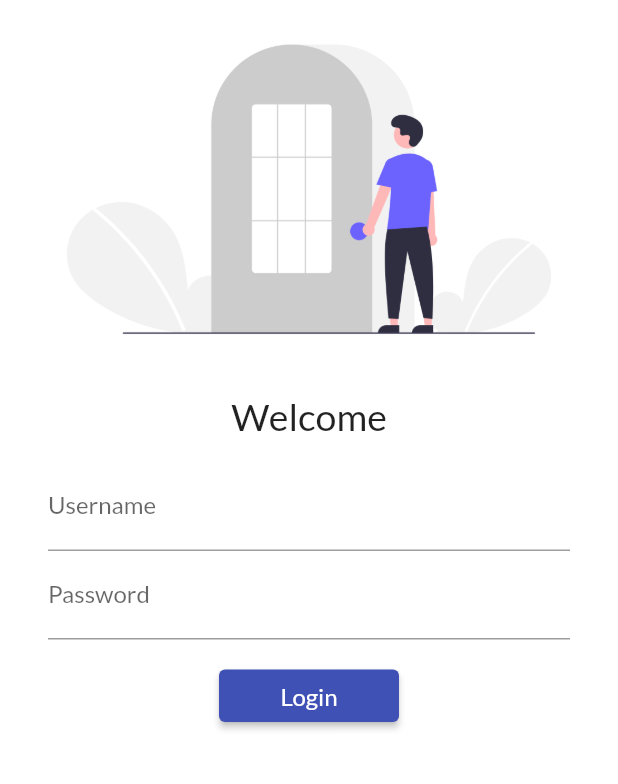
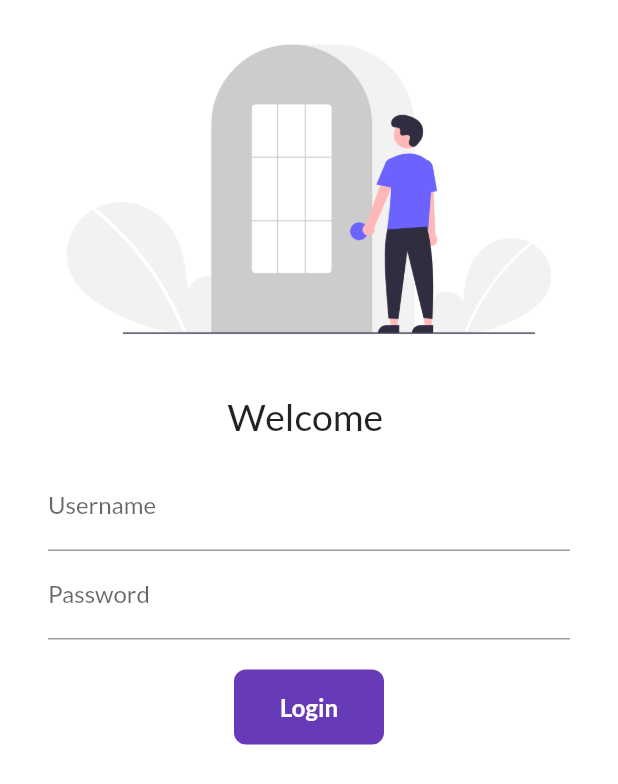
Before and after one commit to PythonOP/Flutter-Dev, a Flutter app: the screen it shows after launch, on a phone screen of 412 x 824 dp. Shown: the top 784 px of the screen. Run offline on Flutter 3.47's test engine with Material 2 defaults, Android fonts, the phone set to English and light mode, and no system bars; our stand-ins replace google_fonts.

Commit message:
animated button added, inkwell,etc

```diff
--- a/lib/pages/login_page.dart
+++ b/lib/pages/login_page.dart
@@ -1,11 +1,17 @@
-import 'dart:ffi';
-
 import 'package:catalog/utils/routes.dart';
 import 'package:flutter/material.dart';
-import 'package:google_fonts/google_fonts.dart';
 
-class LoginPage extends StatelessWidget {
+class LoginPage extends StatefulWidget {
   const LoginPage({super.key});
+
+  @override
+  State<LoginPage> createState() => _LoginPageState();
+}
+
+// underscore means private member in dart
+class _LoginPageState extends State<LoginPage> {
+  String name = "";
+  bool changeButton = false;
 
   @override
   Widget build(BuildContext context) {
@@ -21,9 +27,9 @@ class LoginPage extends StatelessWidget {
               fit: BoxFit.cover,
             ),
             const SizedBox(height: 10.0), //Alternative for padding
-            const Text(
-              'Welcome',
-              style: TextStyle(fontSize: 25),
+            Text(
+              'Welcome $name',
+              style: const TextStyle(fontSize: 25),
               // style: GoogleFonts.sourceSansPro(
               //   textStyle: const TextStyle(
               //     fontSize: 22,
@@ -36,6 +42,12 @@ class LoginPage extends StatelessWidget {
               child: Column(
                 children: [
                   TextFormField(
+                    // onChanged is used to detect every change while putting our input and creates a callback on every change
+                    onChanged: (value) {
+                      name = value;
+                      // setState calls build whenever it need refresh
+                      setState(() {});
+                    },
                     decoration: const InputDecoration(
                       labelText: 'Username',
                       hintText: 'Enter your username',
@@ -51,20 +63,55 @@ class LoginPage extends StatelessWidget {
                   const SizedBox(
                     height: 20.0,
                   ),
-                  SizedBox(
-                    width: 120,
-                    height: 35,
-                    child: ElevatedButton(
-                      onPressed: () {
-                        Navigator.pushNamed(context, MyRoutes.homeRoute);
-                      },
-                      // style: TextButton.styleFrom(minimumSize: Size(100,40)),
-                      child: const Text(
-                        'Login',
-                        style: TextStyle(fontSize: 16),
+                  // SizedBox(
+                  //   width: 120,
+                  //   height: 35,
+                  //   child: ElevatedButton(
+                  //     onPressed: () {
+                  //       Navigator.pushNamed(context, MyRoutes.homeRoute);
+                  //     },
+                  //     // style: TextButton.styleFrom(minimumSize: Size(100,40)),
+                  //     child: const Text(
+                  //       'Login',
+                  //       style: TextStyle(fontSize: 16),
+                  //     ),
+                  //   ),
+                  // ),
+                  InkWell(
+                    onTap: () async {
+                      setState(() {
+                        changeButton = true;
+                      });
+                      await Future.delayed(const Duration(seconds: 1));
+                      Navigator.pushNamed(context, MyRoutes.homeRoute);
+                    },
+                    child: AnimatedContainer(
+                      duration: const Duration(seconds: 1),
+                      width: changeButton ? 50 : 100,
+                      height: 50,
+                      alignment: Alignment.center,
+                      decoration: BoxDecoration(
+                        color: Colors.deepPurple,
+                        // shape:
+                        //     changeButton ? BoxShape.circle : BoxShape.rectangle,
+                        borderRadius:
+                            BorderRadius.circular(changeButton ? 50 : 8),
                       ),
+                      child: changeButton
+                          ? const Icon(
+                              Icons.done,
+                              color: Colors.white,
+                            )
+                          : const Text(
+                              'Login',
+                              style: TextStyle(
+                                color: Colors.white,
+                                fontSize: 16,
+                                fontWeight: FontWeight.bold,
+                              ),
+                            ),
                     ),
-                  ),
+                  )
                 ],
               ),
             )
```
